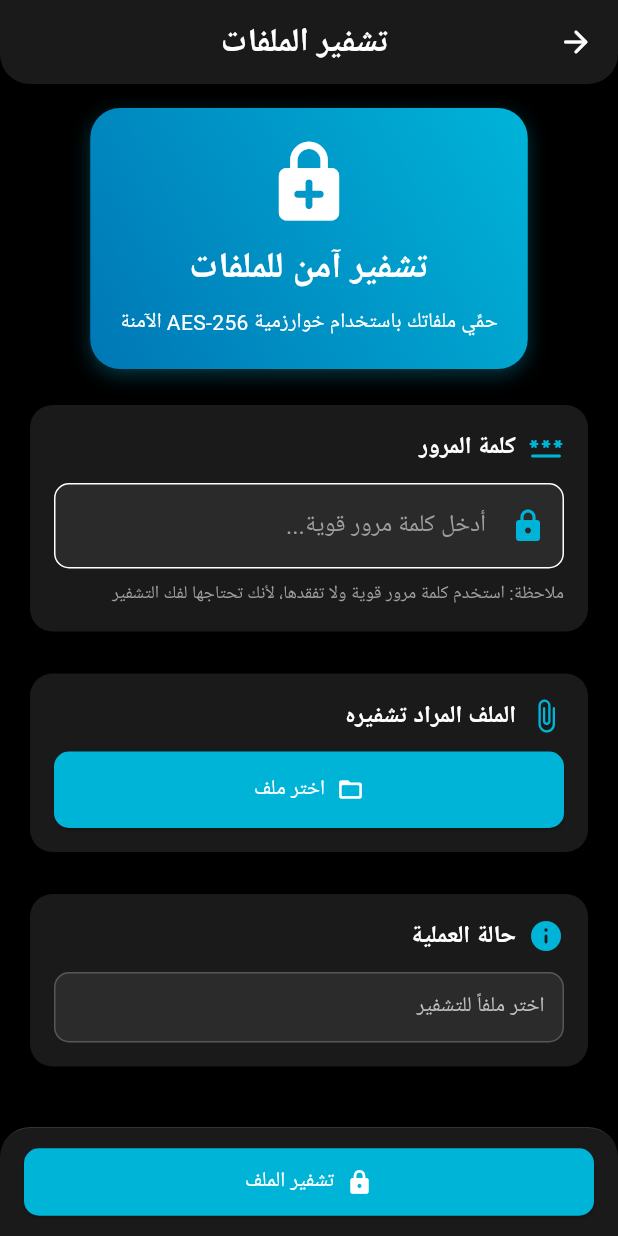
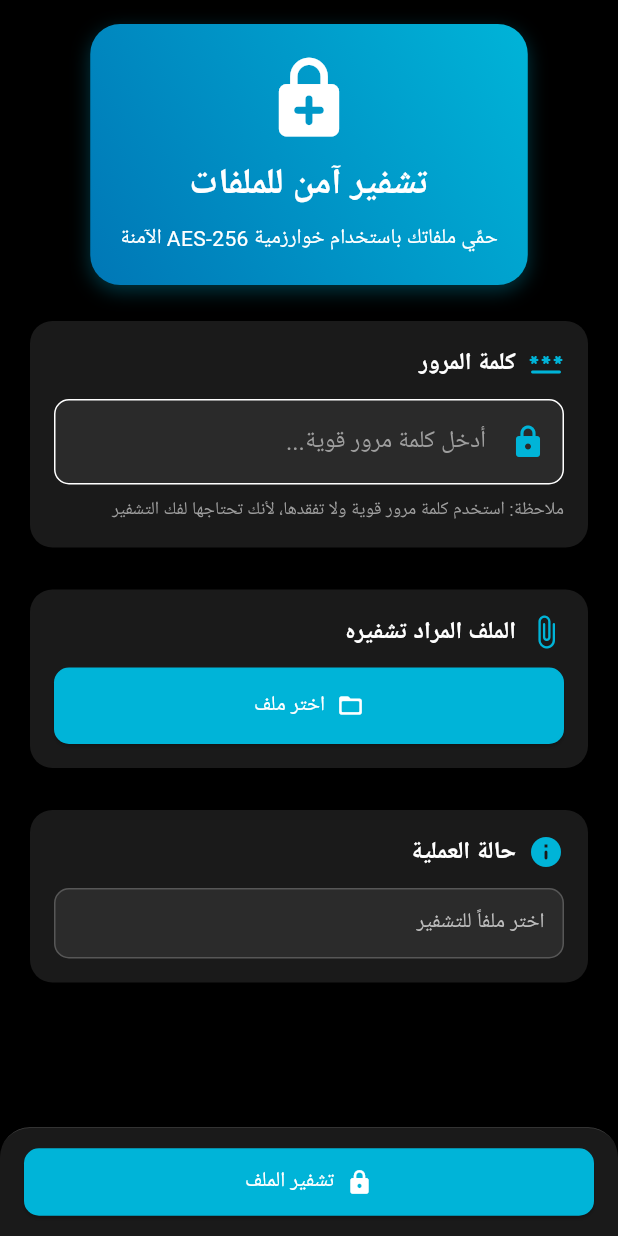
Before and after one commit to sajidammar/CRYPTOCYBER_PROJECT, a Flutter app: the EncryptionScreen screen opened directly, on a phone screen of 412 x 824 dp. Run offline on Flutter 3.47's test engine with Material 3 defaults, Android fonts, the light colour scheme and no system bars; our stand-ins replace cross_file, file_picker, image_picker, share_plus; missing offline and left inert: dart:ffi, encrypt, exif.

Commit message:
deleted the appBar from Encryption Screen

```diff
--- a/lib/screens/enc_dec_screens/encryption_screen.dart
+++ b/lib/screens/enc_dec_screens/encryption_screen.dart
@@ -135,28 +135,6 @@
       textDirection: TextDirection.rtl,
       child: Scaffold(
         backgroundColor: Colors.black,
-        appBar: AppBar(
-          title: const Text(
-            ' تشفير الملفات',
-            style: TextStyle(
-              fontWeight: FontWeight.bold,
-              fontSize: 22,
-              color: Colors.white,
-            ),
-          ),
-          centerTitle: true,
-          backgroundColor: const Color(0xFF1a1a1a),
-          elevation: 0,
-          shape: const RoundedRectangleBorder(
-            borderRadius: BorderRadius.vertical(
-              bottom: Radius.circular(20),
-            ),
-          ),
-          leading: IconButton(
-            icon: const Icon(Icons.arrow_back_rounded, color: Colors.white),
-            onPressed: () => Navigator.pop(context),
-          ),
-        ),
         body: _buildBody(),
         bottomNavigationBar: _buildBottomButtons(),
       ),
```
